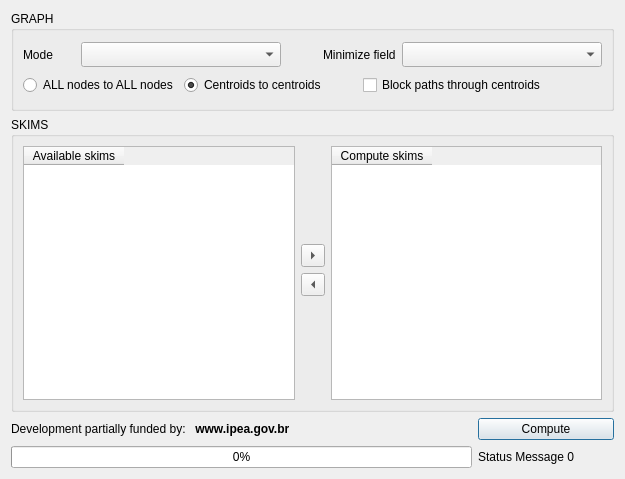
The window that paths_procedures/forms/ui_impedance_matrix.ui (AequilibraE/qaequilibrae) describes before a commit, drawn with Qt 5.
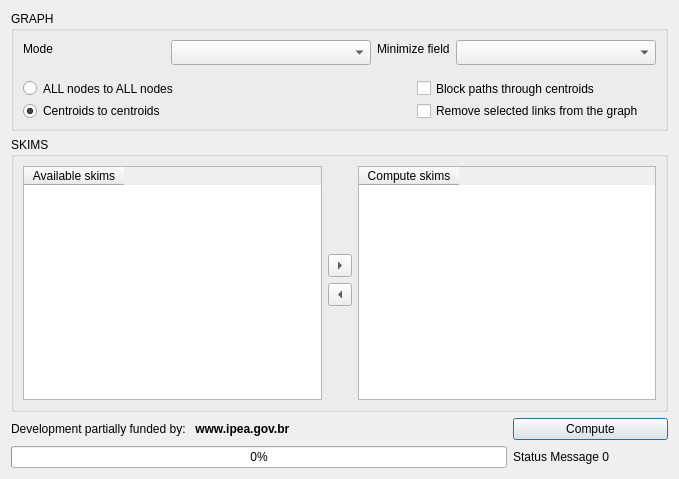
The same window after the commit.

Commit message: Includes link selection in graph feature into the UI

Patch:
```diff
--- a/paths_procedures/forms/ui_impedance_matrix.ui
+++ b/paths_procedures/forms/ui_impedance_matrix.ui
@@ -9,7 +9,7 @@
    <rect>
     <x>0</x>
     <y>0</y>
-    <width>625</width>
+    <width>661</width>
     <height>479</height>
    </rect>
   </property>
@@ -126,6 +126,12 @@
    </item>
    <item row="0" column="0" colspan="4">
     <widget class="QGroupBox" name="groupBox">
+     <property name="sizePolicy">
+      <sizepolicy hsizetype="Preferred" vsizetype="Expanding">
+       <horstretch>0</horstretch>
+       <verstretch>0</verstretch>
+      </sizepolicy>
+     </property>
      <property name="minimumSize">
       <size>
        <width>0</width>
@@ -135,13 +141,37 @@
      <property name="maximumSize">
       <size>
        <width>16777215</width>
-       <height>100</height>
+       <height>120</height>
       </size>
      </property>
      <property name="title">
       <string>GRAPH</string>
      </property>
      <layout class="QGridLayout" name="gridLayout_3">
+      <item row="2" column="5" colspan="2">
+       <widget class="QCheckBox" name="block_paths">
+        <property name="text">
+         <string>Block paths through centroids</string>
+        </property>
+       </widget>
+      </item>
+      <item row="3" column="0">
+       <widget class="QRadioButton" name="rdo_centroids_only">
+        <property name="text">
+         <string>Centroids to centroids</string>
+        </property>
+        <property name="checked">
+         <bool>true</bool>
+        </property>
+       </widget>
+      </item>
+      <item row="3" column="5" colspan="2">
+       <widget class="QCheckBox" name="chb_chosen_links">
+        <property name="text">
+         <string>Remove selected links from the graph</string>
+        </property>
+       </widget>
+      </item>
       <item row="0" column="0">
        <widget class="QLabel" name="progress_label_7">
         <property name="font">
@@ -206,29 +236,28 @@
         </property>
        </widget>
       </item>
-      <item row="1" column="0" colspan="2">
+      <item row="2" column="0" colspan="2">
        <widget class="QRadioButton" name="rdo_all_nodes">
         <property name="text">
          <string>ALL nodes to ALL nodes</string>
         </property>
        </widget>
       </item>
-      <item row="1" column="2" colspan="3">
-       <widget class="QRadioButton" name="rdo_centroids_only">
-        <property name="text">
-         <string>Centroids to centroids</string>
+      <item row="1" column="4" colspan="2">
+       <spacer name="verticalSpacer_4">
+        <property name="orientation">
+         <enum>Qt::Vertical</enum>
         </property>
-        <property name="checked">
-         <bool>true</bool>
+        <property name="sizeType">
+         <enum>QSizePolicy::Fixed</enum>
         </property>
-       </widget>
-      </item>
-      <item row="1" column="5" colspan="2">
-       <widget class="QCheckBox" name="block_paths">
-        <property name="text">
-         <string>Block paths through centroids</string>
+        <property name="sizeHint" stdset="0">
+         <size>
+          <width>20</width>
+          <height>40</height>
+         </size>
         </property>
-       </widget>
+       </spacer>
       </item>
      </layout>
     </widget>
```
Left out of the diff: 34 changed lines with no effect on the pictures. The commit also changes 3 other files.
